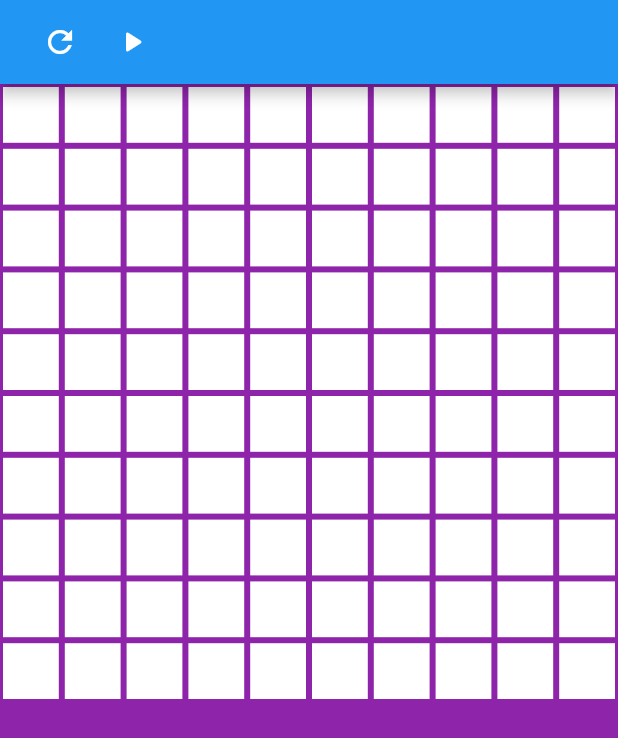
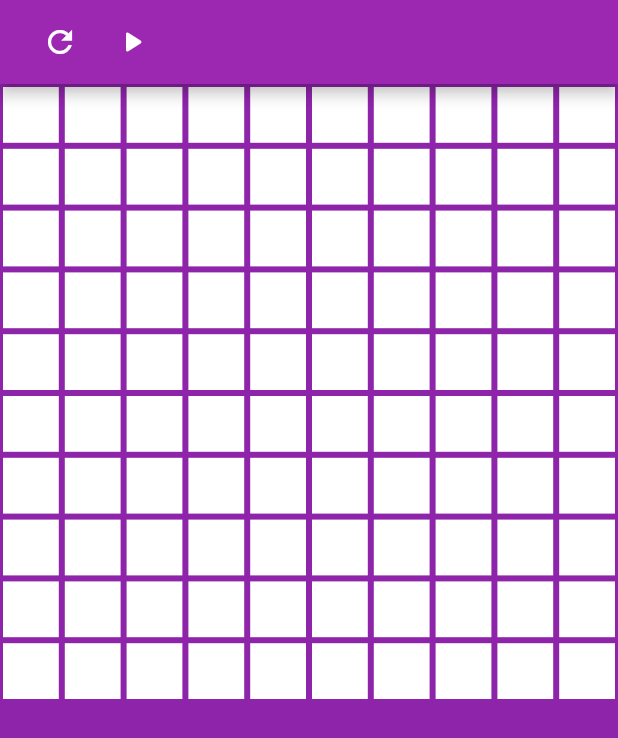
Before and after one commit to GregSym/conway_game_of_life, a Flutter app: the screen it shows after launch, on a phone screen of 412 x 824 dp. Shown: the top 738 px of the screen. Run offline on Flutter 3.47's test engine with Material 2 defaults, Android fonts, the phone set to English and light mode, and no system bars.

Commit message:
added creation of the next phase cell grid to the init method

```diff
--- a/lib/main.dart
+++ b/lib/main.dart
@@ -16,7 +16,7 @@ class MyApp extends StatelessWidget {
     return MaterialApp(
       title: 'Flutter Demo',
       theme: ThemeData(
-        primarySwatch: Colors.blue,
+        primarySwatch: Colors.purple,
       ),
       home: ChangeNotifierProvider(
         create: (BuildContext context) => GoLTruths()..initGame(),
--- a/lib/src/game_objects/gol_truths.dart
+++ b/lib/src/game_objects/gol_truths.dart
@@ -39,6 +39,8 @@ class GoLTruths with ChangeNotifier {
         row.add(false);
       }
     }
+    _nextIterationCells = List.from(
+        _cells); // added creation of the next phase cell grid to the init method
     _ready = true;
     notifyListeners();
   }
@@ -91,12 +93,11 @@ class GoLTruths with ChangeNotifier {
     ];
     for (bool neighbour in neighbours) if (neighbour) aliveNeighbours++;
     if (!currentCell && aliveNeighbours == 3) {
+      // if cell is dead and has 3 alive neighbours
       _nextIterationCells[i][j] = true; // dead comes alive
-    } else if (currentCell) {
-      if (aliveNeighbours == 2 || aliveNeighbours == 3)
-        _nextIterationCells[i][j] = true; // alive stays alive
-      else
-        _nextIterationCells[i][j] = false; // dead cell condition
+    } else if (currentCell && (aliveNeighbours == 2 || aliveNeighbours == 3)) {
+      // if cell is alive and has either 2 or 3 alive neighbours
+      _nextIterationCells[i][j] = true; // alive stays alive
     } else {
       _nextIterationCells[i][j] = false; // dead cell condition
     }
```
